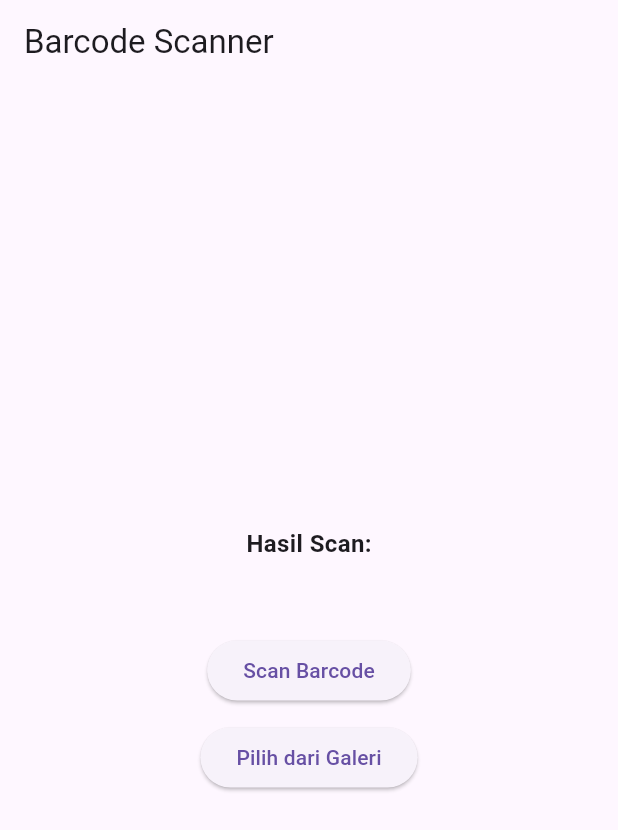
After one commit to MrZiy16/resepmakanan-flutter, a Flutter app: the ScanPage screen opened directly, after a tap on "Scan Barcode", after a tap on "Pilih dari Galeri", on a phone screen of 412 x 824 dp. The commit adds this screen. Shown: the top 830 px of the screen. Run offline on Flutter 3.47's test engine with Material 3 defaults, Android fonts, the phone set to English and light mode, and no system bars; our stand-ins replace cloud_firestore, firebase_auth, firebase_core, firebase_storage, google_fonts, google_sign_in and 2 more; missing offline and left inert: flutter_barcode_scanner, google_mlkit_barcode_scanning; accounts and stored records are empty; network calls fail.

Commit message:
new progress

```diff
--- /dev/null
+++ b/lib/scan.dart
@@ -0,0 +1,101 @@
+import 'package:flutter/material.dart';
+import 'package:flutter_barcode_scanner/flutter_barcode_scanner.dart';
+import 'package:image_picker/image_picker.dart';
+import 'package:google_mlkit_barcode_scanning/google_mlkit_barcode_scanning.dart';
+
+class ScanPage extends StatefulWidget {
+  @override
+  _ScanPageState createState() => _ScanPageState();
+}
+
+class _ScanPageState extends State<ScanPage> {
+  String _scanResult = 'Belum ada hasil scan';
+  final BarcodeScanner _barcodeScanner = BarcodeScanner();
+
+  Future<void> _scanBarcode() async {
+    String barcodeScanRes;
+    try {
+      barcodeScanRes = await FlutterBarcodeScanner.scanBarcode(
+        '#ff6666',
+        'Batal',
+        true,
+        ScanMode.BARCODE,
+      );
+    } catch (e) {
+      barcodeScanRes = 'Gagal melakukan pemindaian: $e';
+    }
+
+    if (!mounted) return;
+
+    setState(() {
+      _scanResult = barcodeScanRes != '-1' ? barcodeScanRes : 'Scan dibatalkan';
+    });
+  }
+
+  Future<void> _getImageFromGallery() async {
+    final ImagePicker _picker = ImagePicker();
+    final XFile? image = await _picker.pickImage(source: ImageSource.gallery);
+
+    if (image != null) {
+      final InputImage inputImage = InputImage.fromFilePath(image.path);
+      try {
+        final List<Barcode> barcodes = await _barcodeScanner.processImage(inputImage);
+
+        if (barcodes.isNotEmpty) {
+          setState(() {
+            _scanResult = barcodes.first.rawValue ?? 'Tidak dapat membaca barcode';
+          });
+        } else {
+          setState(() {
+            _scanResult = 'Tidak ditemukan barcode';
+          });
+        }
+      } catch (e) {
+        setState(() {
+          _scanResult = 'Error saat memproses gambar: $e';
+        });
+      }
+    }
+  }
+
+  @override
+  void dispose() {
+    _barcodeScanner.close();
+    super.dispose();
+  }
+
+  @override
+  Widget build(BuildContext context) {
+    return Scaffold(
+      appBar: AppBar(
+        title: Text('Barcode Scanner'),
+      ),
+      body: Center(
+        child: Column(
+          mainAxisAlignment: MainAxisAlignment.center,
+          children: <Widget>[
+            Text(
+              'Hasil Scan:',
+              style: TextStyle(fontSize: 16, fontWeight: FontWeight.bold),
+            ),
+            SizedBox(height: 8),
+            Text(
+              _scanResult,
+              style: TextStyle(fontSize: 14),
+            ),
+            SizedBox(height: 20),
+            ElevatedButton(
+              onPressed: _scanBarcode,
+              child: Text('Scan Barcode'),
+            ),
+            SizedBox(height: 10),
+            ElevatedButton(
+              onPressed: _getImageFromGallery,
+              child: Text('Pilih dari Galeri'),
+            ),
+          ],
+        ),
+      ),
+    );
+  }
+}
--- a/lib/sign_in.dart
+++ b/lib/sign_in.dart
@@ -14,7 +14,7 @@ class _SignInScreenState extends State<SignInScreen> {
   @override
   Widget build(BuildContext context) {
     return Scaffold(
-      backgroundColor: Colors.green[400],
+      backgroundColor: Colors.white,
       body: SafeArea(
         child: Center(
           child: Column(
--- a/lib/welcome.dart
+++ b/lib/welcome.dart
@@ -37,7 +37,7 @@ class _SplashScreenState extends State<SplashScreen> {
             SizedBox(height: 24),
             // Teks
             Text(
-              'Kulinerin',
+              'RESEPIN',
               style: TextStyle(
                 fontSize: 32,
                 fontWeight: FontWeight.bold,
```
Also changed, not shown: lib/home.dart (+26 -3 lines), lib/profile.dart (added, +67 -0 lines), lib/vt_resep.dart (+58 -0 lines), pubspec.yaml (+10 -2 lines), assets/google_logo.png (added), assets/logo.jpg, firebase.json (added), lib/main.dart (line endings or trailing spaces), pubspec.lock, 13 other files.
